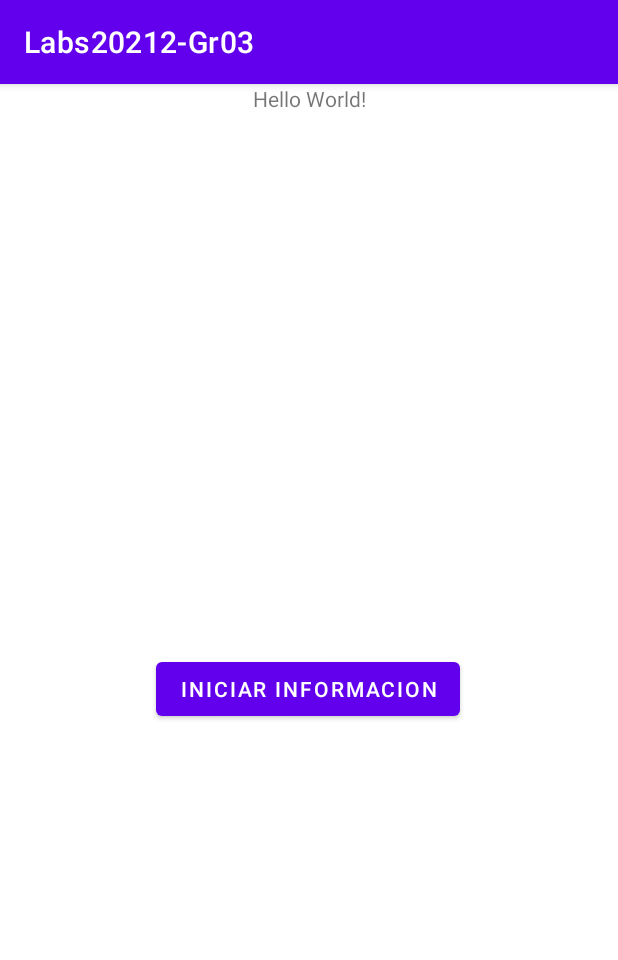
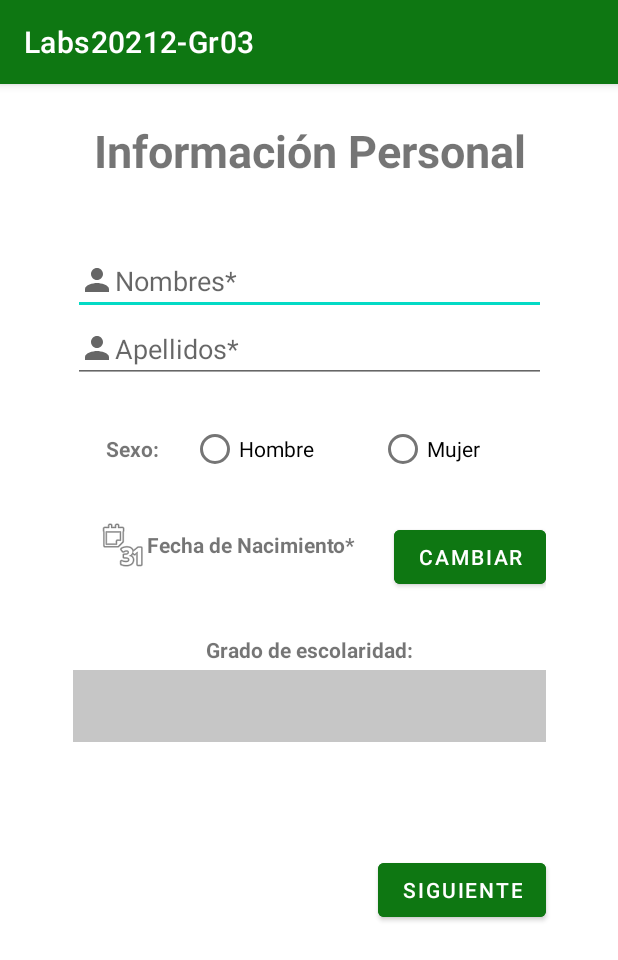
Before and after one commit to Dlondono/LabsCM20212-Gr03, an Android app: the screen it shows after launch (MainActivity before the commit, PersonalDataActivity after it), on a phone screen of 412 x 824 dp. Shown: the top 960 px of the screen. Run offline under Robolectric (Android 15) with nearby library versions, the phone set to English and light mode, and no system bars; libraries missing offline, so code that uses them is left out: co.edu.udea.

Commit message:
varios arreglos

```diff
--- a/Lab1-UI/src/main/java/co/edu/udea/compumovil/gr03_20212/lab1/MainActivity.kt
+++ b/Lab1-UI/src/main/java/co/edu/udea/compumovil/gr03_20212/lab1/MainActivity.kt
@@ -11,9 +11,7 @@ class MainActivity : AppCompatActivity() {
     override fun onCreate(savedInstanceState: Bundle?) {
         super.onCreate(savedInstanceState)
         setContentView(R.layout.activity_main)
-        bienvenida.setOnClickListener{
             val intent: Intent = Intent(this, PersonalDataActivity::class.java)
             startActivity(intent)
-        }
     }
 }
--- a/Lab1-UI/src/main/java/co/edu/udea/compumovil/gr03_20212/lab1/PersonalDataActivity.kt
+++ b/Lab1-UI/src/main/java/co/edu/udea/compumovil/gr03_20212/lab1/PersonalDataActivity.kt
@@ -7,7 +7,6 @@ import android.util.Log
 import android.view.View
 import android.view.inputmethod.EditorInfo
 import android.widget.*
-import android.widget.TextView.OnEditorActionListener
 import androidx.appcompat.app.AppCompatActivity
 import kotlinx.android.synthetic.*
 import kotlinx.android.synthetic.main.activity_personal_data.*
@@ -24,7 +23,6 @@ class PersonalDataActivity : AppCompatActivity() {
     override fun onCreate(savedInstanceState: Bundle?) {
         super.onCreate(savedInstanceState)
         setContentView(R.layout.activity_personal_data)
-
         if (savedInstanceState != null) {
             year = savedInstanceState.getInt("year");
             month = savedInstanceState.getInt("month");
--- /dev/null
+++ b/Lab1-UI/src/main/res/drawable/ic_person.xml
@@ -0,0 +1,10 @@
+<vector xmlns:android="http://schemas.android.com/apk/res/android"
+    android:width="24dp"
+    android:height="24dp"
+    android:viewportWidth="24"
+    android:viewportHeight="24"
+    android:tint="?attr/colorControlNormal">
+  <path
+      android:fillColor="@android:color/white"
+      android:pathData="M12,12c2.21,0 4,-1.79 4,-4s-1.79,-4 -4,-4 -4,1.79 -4,4 1.79,4 4,4zM12,14c-2.67,0 -8,1.34 -8,4v2h16v-2c0,-2.66 -5.33,-4 -8,-4z"/>
+</vector>
--- a/Lab1-UI/src/main/res/layout/activity_main.xml
+++ b/Lab1-UI/src/main/res/layout/activity_main.xml
@@ -4,27 +4,4 @@
     xmlns:tools="http://schemas.android.com/tools"
     android:layout_width="match_parent"
     android:layout_height="match_parent"
-    tools:context=".MainActivity">
-
-    <TextView
-        android:id="@+id/textView"
-        android:layout_width="wrap_content"
-        android:layout_height="wrap_content"
-        android:text="Hello World!"
-        app:layout_constraintLeft_toLeftOf="parent"
-        app:layout_constraintRight_toRightOf="parent"
-        app:layout_constraintTop_toTopOf="parent" />
-
-    <Button
-        android:id="@+id/bienvenida"
-        android:layout_width="wrap_content"
-        android:layout_height="wrap_content"
-        android:text="Iniciar Informacion"
-        app:layout_constraintBottom_toBottomOf="parent"
-        app:layout_constraintEnd_toEndOf="parent"
-        app:layout_constraintHorizontal_bias="0.497"
-        app:layout_constraintStart_toStartOf="parent"
-        app:layout_constraintTop_toTopOf="parent"
-        app:layout_constraintVertical_bias="0.527" />
-
-</androidx.constraintlayout.widget.ConstraintLayout>
+    tools:context=".MainActivity"/>
--- a/Lab1-UI/src/main/res/layout/activity_personal_data.xml
+++ b/Lab1-UI/src/main/res/layout/activity_personal_data.xml
@@ -4,8 +4,8 @@
     xmlns:tools="http://schemas.android.com/tools"
     android:layout_width="match_parent"
     android:layout_height="match_parent"
-    android:contentDescription="@string/Gender_Image"
     tools:context=".MainActivity">
+
 
     <TextView
         android:id="@+id/infoTxt"
@@ -37,8 +37,8 @@
             android:layout_width="match_parent"
             android:layout_height="wrap_content"
             android:autofillHints=""
-            android:drawableStart="@android:drawable/ic_menu_myplaces"
-            android:drawableLeft="@android:drawable/ic_menu_myplaces"
+            android:drawableStart="@drawable/ic_person"
+            android:drawableLeft="@drawable/ic_person"
             android:ems="10"
             android:hint="@string/nombres"
             android:inputType="textCapSentences" />
@@ -48,8 +48,8 @@
             android:layout_width="match_parent"
             android:layout_height="wrap_content"
             android:autofillHints=""
-            android:drawableStart="@android:drawable/ic_menu_myplaces"
-            android:drawableLeft="@android:drawable/ic_menu_myplaces"
+            android:drawableStart="@drawable/ic_person"
+            android:drawableLeft="@drawable/ic_person"
             android:ems="10"
             android:hint="@string/apellidos"
             android:imeOptions="actionDone"
@@ -66,13 +66,6 @@
         app:layout_constraintEnd_toEndOf="@+id/linearLayout"
         app:layout_constraintStart_toStartOf="@+id/linearLayout"
         app:layout_constraintTop_toBottomOf="@+id/linearLayout">
-
-        <ImageView
-            android:id="@+id/gender_image"
-            android:layout_width="40dp"
-            android:layout_height="match_parent"
-            android:layout_weight="1"
-            android:contentDescription="@string/Gender_Image" />
 
         <TextView
             android:id="@+id/sexoTxt"
@@ -125,7 +118,7 @@
                 android:gravity="center"
                 android:text="@string/fechaNacimiento"
                 android:textStyle="bold"
-                app:drawableStartCompat="@android:drawable/ic_menu_my_calendar" />
+                app:drawableStartCompat="@android:drawable/ic_menu_month" />
 
             <TextView
                 android:id="@+id/fechaId"
@@ -145,6 +138,8 @@
             android:id="@+id/cambioFechaInt"
             android:layout_width="wrap_content"
             android:layout_height="wrap_content"
+
+            android:backgroundTint="#0E7712"
             android:text="@string/cambiar"
             tools:ignore="UnknownId" />
 
@@ -179,8 +174,8 @@
         android:layout_width="wrap_content"
         android:layout_height="wrap_content"
         android:layout_marginEnd="48dp"
-        android:layout_marginRight="48dp"
         android:layout_marginBottom="132dp"
+        android:backgroundTint="#0E7712"
         android:text="@string/continuar"
         app:layout_constraintBottom_toBottomOf="parent"
         app:layout_constraintEnd_toEndOf="parent"
--- a/Lab1-UI/src/main/res/values/themes.xml
+++ b/Lab1-UI/src/main/res/values/themes.xml
@@ -2,8 +2,8 @@
     <!-- Base application theme. -->
     <style name="Theme.Labs20212Gr03" parent="Theme.MaterialComponents.DayNight.DarkActionBar">
         <!-- Primary brand color. -->
-        <item name="colorPrimary">@color/purple_500</item>
-        <item name="colorPrimaryVariant">@color/purple_700</item>
+        <item name="colorPrimary">#0E7712</item>
+        <item name="colorPrimaryVariant">#05AE0C</item>
         <item name="colorOnPrimary">@color/white</item>
         <!-- Secondary brand color. -->
         <item name="colorSecondary">@color/teal_200</item>
```
Also changed, not shown: Lab1-UI/src/main/res/drawable/ic_city.xml (added, +10 -0 lines), Lab1-UI/src/main/res/layout/activity_contact_data.xml (+10 -16 lines).
